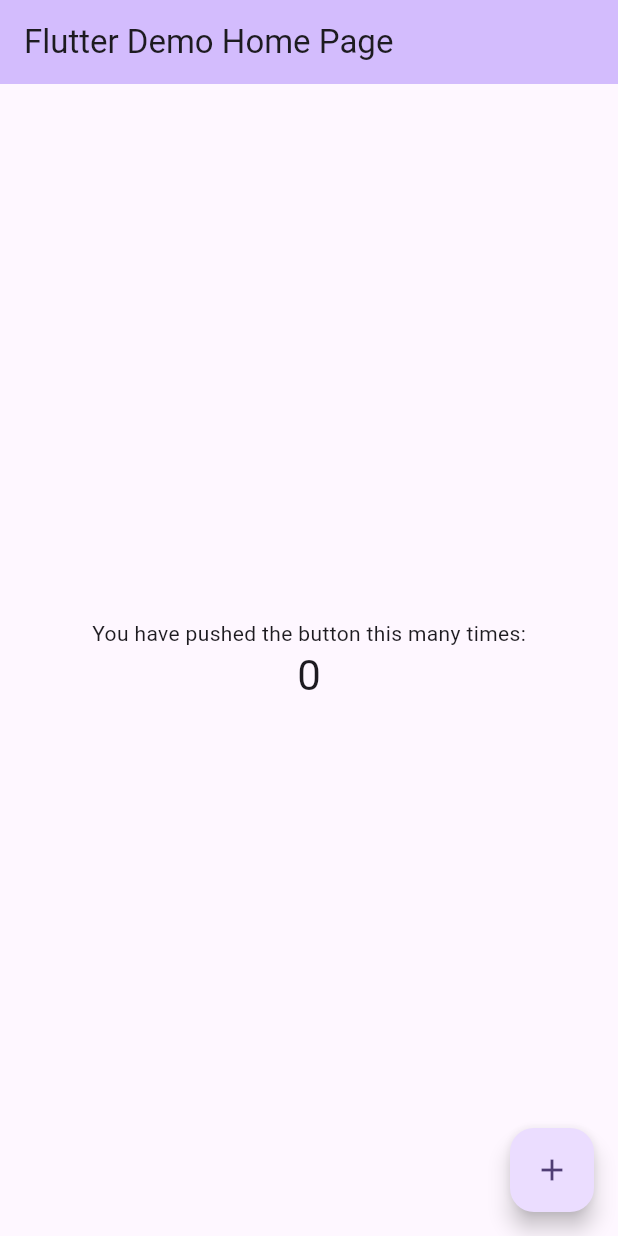
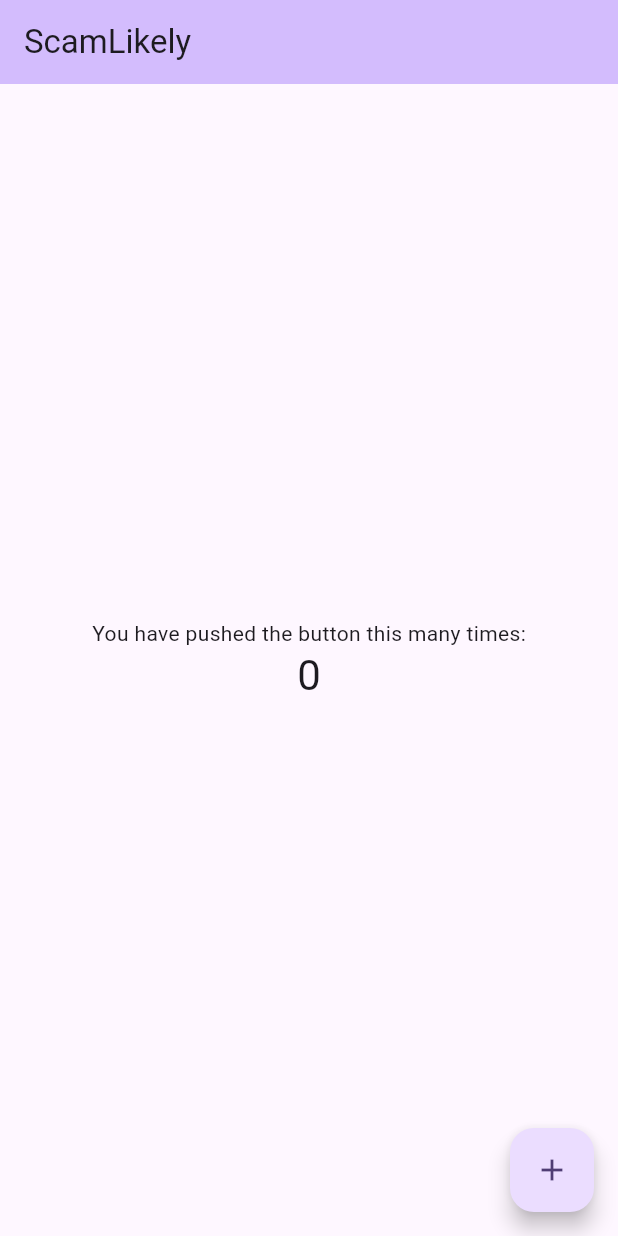
Before and after one commit to Chromus-dev/myapp, a Flutter app: the screen it shows after launch, on a phone screen of 412 x 824 dp. Run offline on Flutter 3.47's test engine with Material 3 defaults, Android fonts, the phone set to English and light mode, and no system bars.

Commit message:
Changed title

```diff
--- a/lib/main.dart
+++ b/lib/main.dart
@@ -31,7 +31,7 @@ class MyApp extends StatelessWidget {
         colorScheme: ColorScheme.fromSeed(seedColor: Colors.deepPurple),
         useMaterial3: true,
       ),
-      home: const MyHomePage(title: 'Flutter Demo Home Page'),
+      home: const MyHomePage(title: 'ScamLikely'),
     );
   }
 }
```
